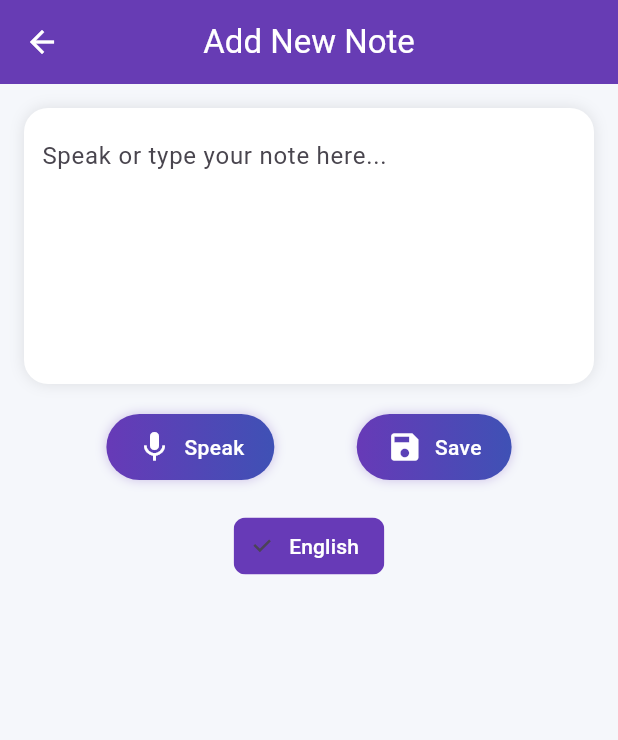
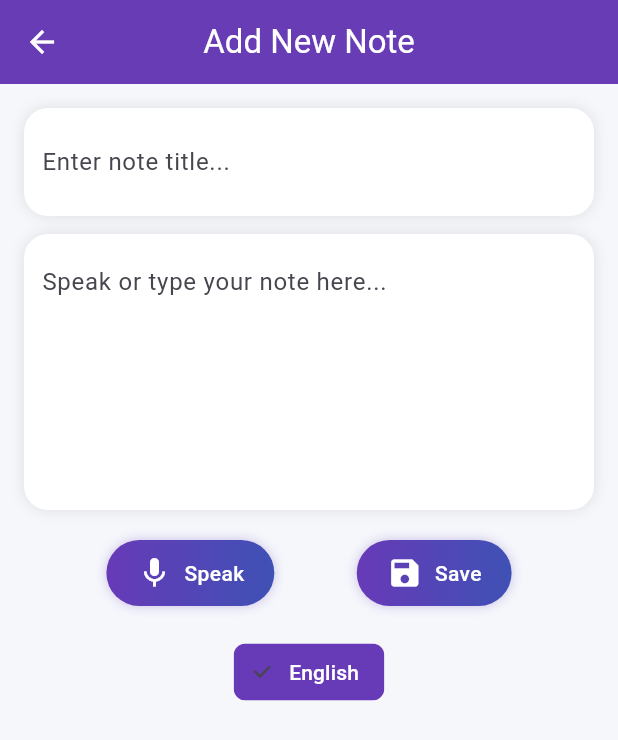
Before and after one commit to amalmathew2003/note-app, a Flutter app: the screen it shows after launch, after a tap on the "add" icon, on a phone screen of 412 x 824 dp. Shown: the top 740 px of the screen. Run offline on Flutter 3.47's test engine with Material 3 defaults, Android fonts, the light colour scheme and no system bars; our stand-ins replace cloud_firestore, firebase_core, flutter_tts, shared_preferences, speech_to_text; missing offline and left inert: translator; accounts and stored records are empty.

Commit message:
`feat: Add title input field and update note list screen with swipe-to-delete functionality`

```diff
--- a/lib/Screen/home_screen.dart
+++ b/lib/Screen/home_screen.dart
@@ -15,8 +15,9 @@ class _HomeScreenState extends State<HomeScreen> {
   final FirebaseNoteService _firebaseService = FirebaseNoteService();
 
   String _text = '';
-  String _language = 'en'; // Selected language
-  List<String> _userLanguages = []; // Languages selected by user
+  String _language = 'en';
+  String _title = '';
+  List<String> _userLanguages = [];
 
   @override
   void initState() {
@@ -59,8 +60,14 @@ class _HomeScreenState extends State<HomeScreen> {
   void _saveNote() async {
     if (_text.isEmpty) return;
 
-    await _firebaseService.addNote(_text);
-    setState(() => _text = '');
+    await _firebaseService.addNoteWithTitle(
+      _title,
+      _text,
+    ); // Pass title + content
+    setState(() {
+      _text = '';
+      _title = '';
+    });
 
     if (mounted) {
       Navigator.pop(context);
@@ -83,6 +90,35 @@ class _HomeScreenState extends State<HomeScreen> {
         child: Column(
           children: [
             // 📝 Input box
+            Column(
+              children: [
+                // 🏷️ Title Input
+                Container(
+                  decoration: BoxDecoration(
+                    color: Colors.white,
+                    borderRadius: BorderRadius.circular(16),
+                    boxShadow: [
+                      BoxShadow(
+                        blurRadius: 8,
+                        color: Colors.black.withOpacity(0.1),
+                      ),
+                    ],
+                  ),
+                  padding: const EdgeInsets.all(12),
+                  child: TextField(
+                    controller: TextEditingController(text: _title),
+                    maxLines: 1,
+                    decoration: const InputDecoration(
+                      border: InputBorder.none,
+                      hintText: 'Enter note title...',
+                    ),
+                    onChanged: (val) => _title = val,
+                  ),
+                ),
+
+                const SizedBox(height: 12),
+
+                // 📝 Note Content Input (existing)
                 Container(
                   decoration: BoxDecoration(
                     color: Colors.white,
@@ -105,6 +141,9 @@ class _HomeScreenState extends State<HomeScreen> {
                     onChanged: (val) => _text = val,
                   ),
                 ),
+              ],
+            ),
+
             const SizedBox(height: 20),
 
             // 🎤 Speak and 💾 Save buttons
--- a/lib/services/firebase_note_services.dart
+++ b/lib/services/firebase_note_services.dart
@@ -16,8 +16,28 @@ class FirebaseNoteService {
         .collection('notes')
         .orderBy('createdAt', descending: true)
         .snapshots()
-        .map((snapshot) => snapshot.docs
-            .map((doc) => {'id': doc.id, ...doc.data()})
-            .toList());
+        .map(
+          (snapshot) => snapshot.docs
+              .map((doc) => {'id': doc.id, ...doc.data()})
+              .toList(),
+        );
+  }
+
+  Future<void> addNoteWithTitle(String title, String content) async {
+    await _firestore.collection('notes').add({
+      'title': title.isEmpty ? content.split(' ').take(3).join(' ') : title,
+      'content': content,
+      'createdAt': DateTime.now(),
+    });
+  }
+
+  // 🗑️ DELETE note by ID
+  Future<void> deleteNote(String noteId) async {
+    try {
+      await _firestore.collection('notes').doc(noteId).delete();
+    } catch (e) {
+      print("Error deleting note: $e");
+      rethrow; // optional: propagate error to UI if needed
+    }
   }
 }
```
Also changed, not shown: lib/Screen/notes_list_screen.dart (+24 -4 lines). Lines whose indentation alone changed are shown as unchanged.
